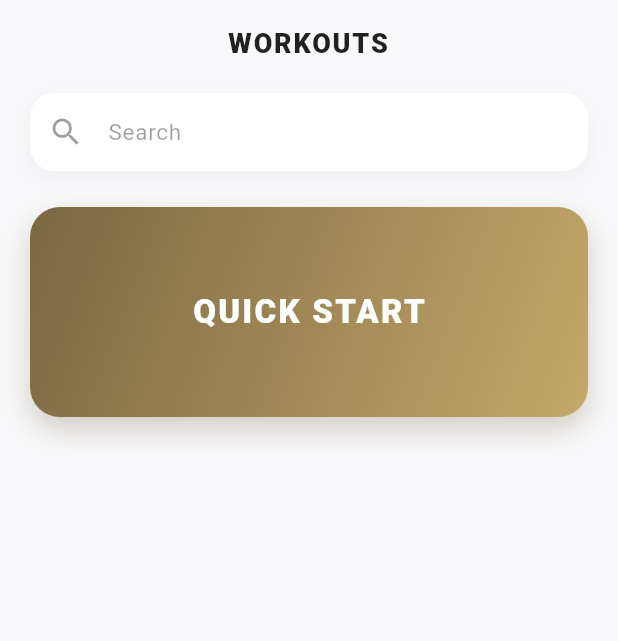
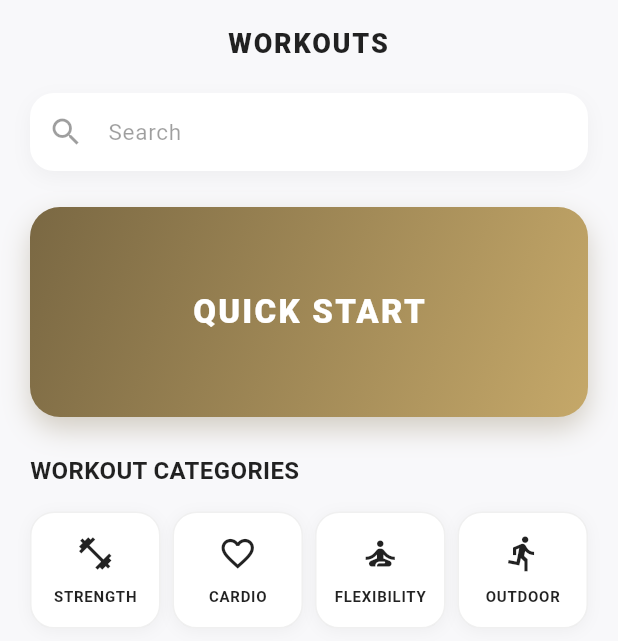
Before and after one commit to Elo-Fit-Team/.github, a Flutter app: the WorkoutsScreen screen opened directly, on a phone screen of 412 x 824 dp. Shown: the top 641 px of the screen. Run offline on Flutter 3.47's test engine with Material 3 defaults, Android fonts, the phone set to English and light mode, and no system bars.

Commit message:
feat: add workout categories row with custom cards

```diff
--- a/lib/features/workouts/presentation/workouts_screen.dart
+++ b/lib/features/workouts/presentation/workouts_screen.dart
@@ -81,6 +81,51 @@ class WorkoutsScreen extends StatelessWidget {
                 ),
               ),
               const SizedBox(height: 24),
+
+              // Заголовок Workout Categories
+              const Text(
+                'WORKOUT CATEGORIES',
+                style: TextStyle(
+                  fontSize: 16,
+                  fontWeight: FontWeight.bold,
+                  color: Colors.black87,
+                ),
+              ),
+              const SizedBox(height: 16),
+
+              // Горизонтальный ряд категорий
+              const Row(
+                children: [
+                  Expanded(
+                    child: _CategoryCard(
+                      title: 'STRENGTH',
+                      icon: Icons.fitness_center,
+                    ),
+                  ),
+                  SizedBox(width: 8),
+                  Expanded(
+                    child: _CategoryCard(
+                      title: 'CARDIO',
+                      icon: Icons.favorite_border,
+                    ),
+                  ),
+                  SizedBox(width: 8),
+                  Expanded(
+                    child: _CategoryCard(
+                      title: 'FLEXIBILITY',
+                      icon: Icons.self_improvement,
+                    ),
+                  ),
+                  SizedBox(width: 8),
+                  Expanded(
+                    child: _CategoryCard(
+                      title: 'OUTDOOR',
+                      icon: Icons.directions_run,
+                    ),
+                  ),
+                ],
+              ),
+              const SizedBox(height: 24),
             ],
           ),
         ),
@@ -88,3 +133,59 @@ class WorkoutsScreen extends StatelessWidget {
     );
   }
 }
+
+class _CategoryCard extends StatelessWidget {
+  final String title;
+  final IconData icon;
+
+  const _CategoryCard({
+    required this.title,
+    required this.icon,
+  });
+
+  @override
+  Widget build(BuildContext context) {
+    return Container(
+      padding: const EdgeInsets.symmetric(vertical: 14, horizontal: 4),
+      decoration: BoxDecoration(
+        color: Colors.white,
+        borderRadius: BorderRadius.circular(16),
+        border: Border.all(
+          color: Colors.black.withValues(alpha: 0.06),
+          width: 1,
+        ),
+        boxShadow: [
+          BoxShadow(
+            color: Colors.black.withValues(alpha: 0.04),
+            blurRadius: 8,
+            offset: const Offset(0, 2),
+          ),
+        ],
+      ),
+      child: Column(
+        mainAxisSize: MainAxisSize.min,
+        children: [
+          Icon(
+            icon,
+            size: 26,
+            color: Colors.black87,
+          ),
+          const SizedBox(height: 8),
+          FittedBox(
+            fit: BoxFit.scaleDown,
+            child: Text(
+              title,
+              maxLines: 1,
+              style: const TextStyle(
+                fontSize: 10,
+                fontWeight: FontWeight.w700,
+                letterSpacing: 0.5,
+                color: Colors.black87,
+              ),
+            ),
+          ),
+        ],
+      ),
+    );
+  }
+}
```
